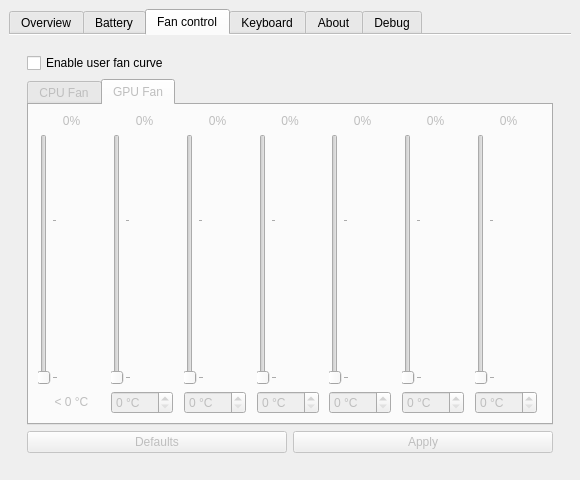
gouwschristo/MControlCenter, file src/mainwindow.ui: the form before one commit.
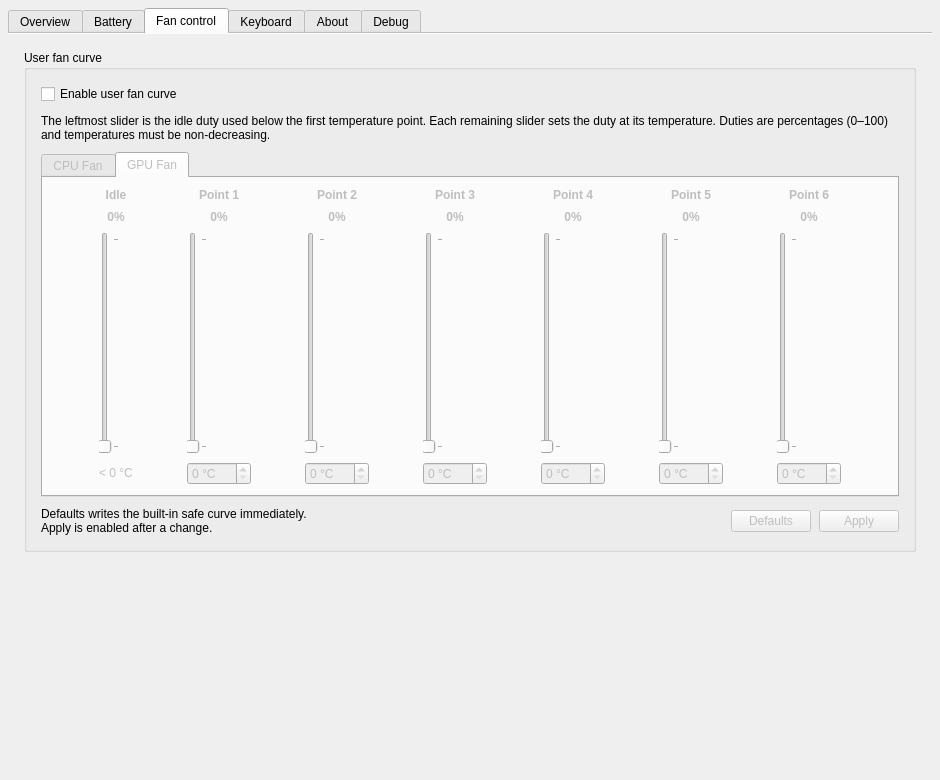
The form after the commit. The open tabs and pages were chosen to show the change. Icons and pictures are not drawn.

Commit message: ui: redesign layout and add explanatory tooltips

```diff
--- a/src/mainwindow.ui
+++ b/src/mainwindow.ui
@@ -2,33 +2,18 @@
 <ui version="4.0">
  <class>MainWindow</class>
  <widget class="QMainWindow" name="MainWindow">
-  <property name="enabled">
-   <bool>true</bool>
-  </property>
   <property name="geometry">
    <rect>
     <x>0</x>
     <y>0</y>
-    <width>580</width>
-    <height>480</height>
+    <width>940</width>
+    <height>780</height>
    </rect>
   </property>
-  <property name="sizePolicy">
-   <sizepolicy hsizetype="Expanding" vsizetype="Expanding">
-    <horstretch>0</horstretch>
-    <verstretch>0</verstretch>
-   </sizepolicy>
-  </property>
   <property name="minimumSize">
    <size>
-    <width>580</width>
-    <height>480</height>
-   </size>
-  </property>
-  <property name="maximumSize">
-   <size>
-    <width>580</width>
-    <height>480</height>
+    <width>860</width>
+    <height>640</height>
    </size>
   </property>
   <property name="windowTitle">
@@ -38,38 +23,23 @@
    <string/>
   </property>
   <widget class="QWidget" name="centralwidget">
-   <property name="enabled">
-    <bool>true</bool>
-   </property>
    <layout class="QGridLayout" name="gridLayout_3">
+    <property name="leftMargin">
+     <number>8</number>
+    </property>
+    <property name="topMargin">
+     <number>8</number>
+    </property>
+    <property name="rightMargin">
+     <number>8</number>
+    </property>
+    <property name="bottomMargin">
+     <number>8</number>
+    </property>
     <item row="0" column="0">
      <widget class="QTabWidget" name="tabWidget">
-      <property name="enabled">
-       <bool>true</bool>
-      </property>
-      <property name="sizePolicy">
-       <sizepolicy hsizetype="Preferred" vsizetype="Preferred">
-        <horstretch>0</horstretch>
-        <verstretch>0</verstretch>
-       </sizepolicy>
-      </property>
-      <property name="minimumSize">
-       <size>
-        <width>0</width>
-        <height>0</height>
-       </size>
-      </property>
-      <property name="baseSize">
-       <size>
-        <width>0</width>
-        <height>0</height>
-       </size>
-      </property>
-      <property name="layoutDirection">
-       <enum>Qt::LayoutDirection::LeftToRight</enum>
-      </property>
-      <property name="autoFillBackground">
-       <bool>true</bool>
+      <property name="toolTip">
+       <string>Switch between live status, battery settings, fan curves, keyboard backlight and information.</string>
       </property>
       <property name="tabPosition">
        <enum>QTabWidget::TabPosition::North</enum>
@@ -83,14 +53,11 @@
       <property name="documentMode">
        <bool>true</bool>
       </property>
-      <property name="tabsClosable">
-       <bool>false</bool>
-      </property>
       <property name="movable">
-       <bool>true</bool>
+       <bool>false</bool>
       </property>
       <property name="tabBarAutoHide">
-       <bool>true</bool>
+       <bool>false</bool>
       </property>
       <widget class="QWidget" name="overviewTab">
        <property name="maximumSize">
@@ -978,7 +945,19 @@
        <attribute name="title">
         <string>Fan control</string>
        </attribute>
-       <layout class="QGridLayout" name="gridLayout_9">
+       <layout class="QGridLayout" name="fanControlTabLayout">
+        <property name="leftMargin">
+         <number>0</number>
+        </property>
+        <property name="topMargin">
+         <number>0</number>
+        </property>
+        <property name="rightMargin">
+         <number>0</number>
+        </property>
+        <property name="bottomMargin">
+         <number>0</number>
+        </property>
         <item row="0" column="0">
          <widget class="QScrollArea" name="scrollArea">
           <property name="frameShape">
@@ -988,29 +967,73 @@
            <bool>true</bool>
           </property>
           <widget class="QWidget" name="scrollAreaWidgetContents_3">
-           <property name="geometry">
-            <rect>
-             <x>0</x>
-             <y>0</y>
-             <width>544</width>
-             <height>414</height>
-            </rect>
-           </property>
-           <layout class="QGridLayout" name="gridLayout_7">
-            <item row="0" column="0">
+           <layout class="QVBoxLayout" name="fanControlLayout">
+            <property name="leftMargin">
+             <number>16</number>
+            </property>
+            <property name="topMargin">
+             <number>16</number>
+            </property>
+            <property name="rightMargin">
+             <number>16</number>
+            </property>
+            <property name="bottomMargin">
+             <number>16</number>
+            </property>
+            <property name="spacing">
+             <number>12</number>
+            </property>
+            <item>
+             <widget class="QGroupBox" name="userCurveGroup">
+              <property name="title">
+               <string>User fan curve</string>
+              </property>
+              <property name="toolTip">
+               <string>Direct control of the EC fan curve. The curve is written to the driver's cpu/fan_curve and gpu/fan_curve attributes.</string>
+              </property>
+              <layout class="QVBoxLayout" name="userCurveLayout">
+               <property name="leftMargin">
+                <number>14</number>
+               </property>
+               <property name="topMargin">
+                <number>14</number>
+               </property>
+               <property name="rightMargin">
+                <number>14</number>
+               </property>
+               <property name="bottomMargin">
+                <number>14</number>
+               </property>
+               <property name="spacing">
+                <number>10</number>
+               </property>
+               <item>
              <widget class="QCheckBox" name="advancedFanControlCheckBox">
               <property name="text">
                <string>Enable user fan curve</string>
               </property>
-             </widget>
-            </item>
-            <item row="1" column="0">
+                 <property name="toolTip">
+                  <string>Take direct control of the EC fan curve. Enabling activates the vendor 'basic' fan mode and enables the sliders below; disabling returns to the automatic curve.</string>
+                 </property>
+                </widget>
+               </item>
+               <item>
+                <widget class="QLabel" name="fanCurveHintLabel">
+                 <property name="text">
+                  <string>The leftmost slider is the idle duty used below the first temperature point. Each remaining slider sets the duty at its temperature. Duties are percentages (0–100) and temperatures must be non-decreasing.</string>
+                 </property>
+                 <property name="wordWrap">
+                  <bool>true</bool>
+                 </property>
+                </widget>
+               </item>
+               <item>
              <widget class="QTabWidget" name="fanControlTabWidget">
               <property name="enabled">
                <bool>false</bool>
               </property>
-              <property name="styleSheet">
-               <string notr="true"/>
+                 <property name="toolTip">
+                  <string>CPU and GPU fan curves. Both are written to the EC when Apply is pressed.</string>
               </property>
               <property name="tabShape">
                <enum>QTabWidget::TabShape::Rounded</enum>
@@ -1018,9 +1041,6 @@
               <property name="currentIndex">
                <number>0</number>
               </property>
-              <property name="documentMode">
-               <bool>false</bool>
-              </property>
               <widget class="QWidget" name="tabWidgetPage1">
                <attribute name="title">
                 <string>CPU Fan</string>
@@ -1428,30 +1448,139 @@
                <attribute name="title">
                 <string>GPU Fan</string>
                </attribute>
-               <layout class="QGridLayout" name="gridLayout_4">
-                <item row="0" column="3">
-                 <widget class="QLabel" name="fan2Speed4Label">
-                  <property name="sizePolicy">
-                   <sizepolicy hsizetype="Expanding" vsizetype="Preferred">
-                    <horstretch>0</horstretch>
-                    <verstretch>0</verstretch>
-                   </sizepolicy>
-                  </property>
-                  <property name="text">
-                   <string notr="true">0%</string>
-                  </property>
-                  <property name="alignment">
-                   <set>Qt::AlignmentFlag::AlignCenter</set>
-                  </property>
-                 </widget>
-                </item>
+                  <layout class="QGridLayout" name="fan2Layout">
+                   <property name="leftMargin">
+                    <number>10</number>
+                   </property>
+                   <property name="topMargin">
+                    <number>10</number>
+                   </property>
+                   <property name="rightMargin">
+                    <number>10</number>
+                   </property>
+                   <property name="bottomMargin">
+                    <number>10</number>
+                   </property>
+                   <property name="horizontalSpacing">
+                    <number>8</number>
+                   </property>
+                   <property name="verticalSpacing">
+                    <number>8</number>
+                   </property>
                 <item row="0" column="0">
+                    <widget class="QLabel" name="fan2IdleHeaderLabel">
+                     <property name="font">
+                      <font>
+                       <bold>true</bold>
+                      </font>
+                     </property>
+                     <property name="text">
+                      <string>Idle</string>
+                     </property>
+                     <property name="alignment">
+                      <set>Qt::AlignmentFlag::AlignCenter</set>
+                     </property>
+                     <property name="toolTip">
+                      <string>Duty used while the temperature is below the first curve point.</string>
+                     </property>
+                    </widget>
+                   </item>
+                   <item row="0" column="1">
+                    <widget class="QLabel" name="fan2Point1HeaderLabel">
+                     <property name="font">
+                      <font>
+                       <bold>true</bold>
+                      </font>
+                     </property>
+                     <property name="text">
+                      <string>Point 1</string>
+                     </property>
+                     <property name="alignment">
+                      <set>Qt::AlignmentFlag::AlignCenter</set>
+                     </property>
+                    </widget>
+                   </item>
+                   <item row="0" column="2">
+                    <widget class="QLabel" name="fan2Point2HeaderLabel">
+                     <property name="font">
+                      <font>
+                       <bold>true</bold>
+                      </font>
+                     </property>
+                     <property name="text">
+                      <string>Point 2</string>
+                     </property>
+                     <property name="alignment">
+                      <set>Qt::AlignmentFlag::AlignCenter</set>
+                     </property>
+                    </widget>
+                   </item>
+                   <item row="0" column="3">
+                    <widget class="QLabel" name="fan2Point3HeaderLabel">
+                     <property name="font">
+                      <font>
+                       <bold>true</bold>
+                      </font>
+                     </property>
+                     <property name="text">
+                      <string>Point 3</string>
+                     </property>
+                     <property name="alignment">
+                      <set>Qt::AlignmentFlag::AlignCenter</set>
+                     </property>
+                    </widget>
+                   </item>
+                   <item row="0" column="4">
+                    <widget class="QLabel" name="fan2Point4HeaderLabel">
+                     <property name="font">
+                      <font>
+                       <bold>true</bold>
+                      </font>
+                     </property>
+                     <property name="text">
+                      <string>Point 4</string>
+                     </property>
+                     <property name="alignment">
+                      <set>Qt::AlignmentFlag::AlignCenter</set>
+                     </property>
+                    </widget>
+                   </item>
+                   <item row="0" column="5">
+                    <widget class="QLabel" name="fan2Point5HeaderLabel">
+                     <property name="font">
+                      <font>
+                       <bold>true</bold>
+                      </font>
+                     </property>
+                     <property name="text">
+                      <string>Point 5</string>
+                     </property>
+                     <property name="alignment">
+                      <set>Qt::AlignmentFlag::AlignCenter</set>
+                     </property>
+                    </widget>
+                   </item>
+                   <item row="0" column="6">
+                    <widget class="QLabel" name="fan2Point6HeaderLabel">
+                     <property name="font">
+                      <font>
+                       <bold>true</bold>
+                      </font>
+                     </property>
+                     <property name="text">
+                      <string>Point 6</string>
+                     </property>
+                     <property name="alignment">
+                      <set>Qt::AlignmentFlag::AlignCenter</set>
+                     </property>
+                    </widget>
+                   </item>
+                   <item row="1" column="0">
                  <widget class="QLabel" name="fan2Speed1Label">
-                  <property name="sizePolicy">
-                   <sizepolicy hsizetype="Expanding" vsizetype="Preferred">
-                    <horstretch>0</horstretch>
-                    <verstretch>0</verstretch>
-                   </sizepolicy>
+                     <property name="font">
+                      <font>
+                       <bold>true</bold>
+                      </font>
                   </property>
                   <property name="text">
                    <string notr="true">0%</string>
@@ -1459,81 +1588,53 @@
                   <property name="alignment">
                    <set>Qt::AlignmentFlag::AlignCenter</set>
                   </property>
-                 </widget>
-                </item>
-                <item row="1" column="3">
-                 <widget class="QSlider" name="fan2Speed4Slider">
-                  <property name="minimumSize">
-                   <size>
-                    <width>0</width>
-                    <height>200</height>
-                   </size>
-                  </property>
-                  <property name="maximum">
-                   <number>150</number>
-                  </property>
-                  <property name="orientation">
-                   <enum>Qt::Orientation::Vertical</enum>
-                  </property>
-                  <property name="tickPosition">
-                   <enum>QSlider::TickPosition::TicksBelow</enum>
-                  </property>
-                  <property name="tickInterval">
-                   <number>100</number>
+                     <property name="toolTip">
+                      <string>Idle duty in percent.</string>
                   </property>
                  </widget>
                 </item>
                 <item row="1" column="1">
-                 <widget class="QSlider" name="fan2Speed2Slider">
-                  <property name="minimumSize">
-                   <size>
-                    <width>0</width>
-                    <height>200</height>
-                   </size>
-                  </property>
-                  <property name="maximum">
-                   <number>150</number>
-                  </property>
-                  <property name="orientation">
-                   <enum>Qt::Orientation::Vertical</enum>
-                  </property>
-                  <property name="tickPosition">
-                   <enum>QSlider::TickPosition::TicksBelow</enum>
-                  </property>
-                  <property name="tickInterval">
-                   <number>100</number>
+                    <widget class="QLabel" name="fan2Speed2Label">
+                     <property name="font">
+                      <font>
+                       <bold>true</bold>
+                      </font>
+                     </property>
+                     <property name="text">
+                      <string notr="true">0%</string>
+                     </property>
+                     <property name="alignment">
+                      <set>Qt::AlignmentFlag::AlignCenter</set>
+                     </property>
+                     <property name="toolTip">
+                      <string>Duty at curve point 1 in percent.</string>
                   </property>
                  </widget>
                 </item>
                 <item row="1" column="2">
-                 <widget class="QSlider" name="fan2Speed3Slider">
-                  <property name="minimumSize">
-                   <size>
-                    <width>0</width>
-                    <height>200</height>
-                   </size>
-                  </property>
-                  <property name="maximum">
-                   <number>150</number>
-                  </property>
-                  <property name="orientation">
-                   <enum>Qt::Orientation::Vertical</enum>
-                  </property>
-                  <property name="tickPosition">
-                   <enum>QSlider::TickPosition::TicksBelow</enum>
-                  </property>
-                  <property name="tickInterval">
-                   <number>100</number>
-                  </property>
-                 </widget>
-                </item>
-                <item row="0" column="5">
-                 <widget class="QLabel" name="fan2Speed6Label">
-                  <property name="sizePolicy">
-                   <sizepolicy hsizetype="Expanding" vsizetype="Preferred">
-                    <horstretch>0</horstretch>
-                    <verstretch>0</verstretch>
-                   </sizepolicy>
+                    <widget class="QLabel" name="fan2Speed3Label">
+                     <property name="font">
+                      <font>
+                       <bold>true</bold>
+                      </font>
+                     </property>
+                     <property name="text">
+                      <string notr="true">0%</string>
+                     </property>
+                     <property name="alignment">
+                      <set>Qt::AlignmentFlag::AlignCenter</set>
+                     </property>
+                     <property name="toolTip">
+                      <string>Duty at curve point 2 in percent.</string>
+                     </property>
+                    </widget>
+                   </item>
+                   <item row="1" column="3">
+                    <widget class="QLabel" name="fan2Speed4Label">
+                     <property name="font">
+                      <font>
+                       <bold>true</bold>
+                      </font>
                   </property>
                   <property name="text">
                    <string notr="true">0%</string>
@@ -1541,37 +1642,17 @@
                   <property name="alignment">
                    <set>Qt::AlignmentFlag::AlignCenter</set>
                   </property>
-                 </widget>
-                </item>
-                <item row="1" column="5">
-                 <widget class="QSlider" name="fan2Speed6Slider">
-                  <property name="minimumSize">
-                   <size>
-                    <width>0</width>
-                    <height>200</height>
-                   </size>
-                  </property>
-                  <property name="maximum">
-                   <number>150</number>
-                  </property>
-                  <property name="orientation">
-                   <enum>Qt::Orientation::Vertical</enum>
-                  </property>
-                  <property name="tickPosition">
-                   <enum>QSlider::TickPosition::TicksBelow</enum>
-                  </property>
-                  <property name="tickInterval">
-                   <number>100</number>
-                  </property>
-                 </widget>
-                </item>
-                <item row="0" column="4">
+                     <property name="toolTip">
+                      <string>Duty at curve point 3 in percent.</string>
+                     </property>
+                    </widget>
+                   </item>
+                   <item row="1" column="4">
                  <widget class="QLabel" name="fan2Speed5Label">
-                  <property name="sizePolicy">
-                   <sizepolicy hsizetype="Expanding" vsizetype="Preferred">
-                    <horstretch>0</horstretch>
-                    <verstretch>0</verstretch>
-                   </sizepolicy>
+                     <property name="font">
+                      <font>
+                       <bold>true</bold>
+                      </font>
                   </property>
                   <property name="text">
                    <string notr="true">0%</string>
@@ -1579,18 +1660,66 @@
                   <property name="alignment">
                    <set>Qt::AlignmentFlag::AlignCenter</set>
                   </property>
-                 </widget>
-                </item>
-                <item row="1" column="0">
+                     <property name="toolTip">
+                      <string>Duty at curve point 4 in percent.</string>
+                     </property>
+                    </widget>
+                   </item>
+                   <item row="1" column="5">
+                    <widget class="QLabel" name="fan2Speed6Label">
+                     <property name="font">
+                      <font>
+                       <bold>true</bold>
+                      </font>
+                     </property>
+                     <property name="text">
+                      <string notr="true">0%</string>
+                     </property>
+                     <property name="alignment">
+                      <set>Qt::AlignmentFlag::AlignCenter</set>
+                     </property>
+                     <property name="toolTip">
+                      <string>Duty at curve point 5 in percent.</string>
+                     </property>
+                    </widget>
+                   </item>
+                   <item row="1" column="6">
+                    <widget class="QLabel" name="fan2Speed7Label">
+                     <property name="font">
+                      <font>
+                       <bold>true</bold>
+                      </font>
+                     </property>
+                     <property name="text">
+                      <string notr="true">0%</string>
+                     </property>
+                     <property name="alignment">
+                      <set>Qt::AlignmentFlag::AlignCenter</set>
+                     </property>
+                     <property name="toolTip">
+                      <string>Duty at curve point 6 in percent.</string>
+                     </property>
+                    </widget>
+                   </item>
+                   <item row="2" column="0">
                  <widget class="QSlider" name="fan2Speed1Slider">
+                     <property name="sizePolicy">
+                      <sizepolicy hsizetype="Fixed" vsizetype="Expanding">
+                       <horstretch>0</horstretch>
+                       <verstretch>0</verstretch>
+                      </sizepolicy>
+                     </property>
                   <property name="minimumSize">
                    <size>
                     <width>0</width>
-                    <height>200</height>
-                   </size>
-                  </property>
+                       <height>220</height>
+                      </size>
+                     </property>
+                     <property name="toolTip">
+                      <string>Idle duty (percent) used below the first temperature point.</string>
+                     </property>
                   <property name="maximum">
-                   <number>150</number>
+                      <number>100</number>
                   </property>
                   <property name="orientation">
                    <enum>Qt::Orientation::Vertical</enum>
@@ -1603,16 +1732,118 @@
                   </property>
                  </widget>
                 </item>
-                <item row="1" column="4">
+                   <item row="2" column="1">
+                    <widget class="QSlider" name="fan2Speed2Slider">
+                     <property name="sizePolicy">
+                      <sizepolicy hsizetype="Fixed" vsizetype="Expanding">
+                       <horstretch>0</horstretch>
+                       <verstretch>0</verstretch>
+                      </sizepolicy>
+                     </property>
+                     <property name="minimumSize">
+                      <size>
+                       <width>0</width>
+                       <height>220</height>
+                      </size>
+                     </property>
+                     <property name="toolTip">
+                      <string>Duty (percent) at curve point 1.</string>
+                     </property>
+                     <property name="maximum">
+                      <number>100</number>
+                     </property>
+                     <property name="orientation">
+                      <enum>Qt::Orientation::Vertical</enum>
+                     </property>
+                     <property name="tickPosition">
+                      <enum>QSlider::TickPosition::TicksBelow</enum>
+                     </property>
+                     <property name="tickInterval">
+                      <number>100</number>
+                     </property>
+                    </widget>
+                   </item>
+                   <item row="2" column="2">
+                    <widget class="QSlider" name="fan2Speed3Slider">
+                     <property name="sizePolicy">
+                      <sizepolicy hsizetype="Fixed" vsizetype="Expanding">
+                       <horstretch>0</horstretch>
+                       <verstretch>0</verstretch>
+                      </sizepolicy>
+                     </property>
+                     <property name="minimumSize">
+                      <size>
+                       <width>0</width>
+                       <height>220</height>
+                      </size>
+                     </property>
+                     <property name="toolTip">
+                      <string>Duty (percent) at curve point 2.</string>
+                     </property>
+                     <property name="maximum">
+                      <number>100</number>
+                     </property>
+                     <property name="orientation">
+                      <enum>Qt::Orientation::Vertical</enum>
+                     </property>
+                     <property name="tickPosition">
+                      <enum>QSlider::TickPosition::TicksBelow</enum>
+                     </property>
+                     <property name="tickInterval">
+                      <number>100</number>
+                     </property>
+                    </widget>
+                   </item>
+                   <item row="2" column="3">
+                    <widget class="QSlider" name="fan2Speed4Slider">
+                     <property name="sizePolicy">
+                      <sizepolicy hsizetype="Fixed" vsizetype="Expanding">
+                       <horstretch>0</horstretch>
+                       <verstretch>0</verstretch>
+                      </sizepolicy>
+                     </property>
+                     <property name="minimumSize">
+                      <size>
+                       <width>0</width>
+                       <height>220</height>
+                      </size>
+                     </property>
+                     <property name="toolTip">
+                      <string>Duty (percent) at curve point 3.</string>
+                     </property>
+                     <property name="maximum">
+                      <number>100</number>
+                     </property>
+                     <property name="orientation">
+                      <enum>Qt::Orientation::Vertical</enum>
+                     </property>
+                     <property name="tickPosition">
+                      <enum>QSlider::TickPosition::TicksBelow</enum>
+                     </property>
+                     <property name="tickInterval">
+                      <number>100</number>
+                     </property>
+                    </widget>
+                   </item>
+                   <item row="2" column="4">
                  <widget class="QSlider" name="fan2Speed5Slider">
+                     <property name="sizePolicy">
+                      <sizepolicy hsizetype="Fixed" vsizetype="Expanding">
+                       <horstretch>0</horstretch>
+                       <verstretch>0</verstretch>
+                      </sizepolicy>
+                     </property>
                   <property name="minimumSize">
                    <size>
                     <width>0</width>
-                    <height>200</height>
-                   </size>
-                  </property>
+                       <height>220</height>
+                      </size>
+                     </property>
+                     <property name="toolTip">
+                      <string>Duty (percent) at curve point 4.</string>
+                     </property>
                   <property name="maximum">
-                   <number>150</number>
+                      <number>100</number>
                   </property>
                   <property name="orientation">
                    <enum>Qt::Orientation::Vertical</enum>
@@ -1625,48 +1856,56 @@
                   </property>
                  </widget>
                 </item>
-                <item row="0" column="1">
-                 <widget class="QLabel" name="fan2Speed2Label">
+                   <item row="2" column="5">
+                    <widget class="QSlider" name="fan2Speed6Slider">
                   <property name="sizePolicy">
-                   <sizepolicy hsizetype="Expanding" vsizetype="Preferred">
+                      <sizepolicy hsizetype="Fixed" vsizetype="Expanding">
                     <horstretch>0</horstretch>
                     <verstretch>0</verstretch>
                    </sizepolicy>
                   </property>
-                  <property name="text">
-                   <string notr="true">0%</string>
-                  </property>
-                  <property name="alignment">
-                   <set>Qt::AlignmentFlag::AlignCenter</set>
-                  </property>
-                 </widget>
-                </item>
-                <item row="0" column="2">
-                 <widget class="QLabel" name="fan2Speed3Label">
-                  <property name="sizePolicy">
-                   <sizepolicy hsizetype="Expanding" vsizetype="Preferred">
-                    <horstretch>0</horstretch>
-                    <verstretch>0</verstretch>
-                   </sizepolicy>
-                  </property>
-                  <property name="text">
-                   <string notr="true">0%</string>
-                  </property>
-                  <property name="alignment">
-                   <set>Qt::AlignmentFlag::AlignCenter</set>
-                  </property>
-                 </widget>
-                </item>
-                <item row="1" column="6">
+                     <property name="minimumSize">
+                      <size>
+                       <width>0</width>
+                       <height>220</height>
+                      </size>
+                     </property>
+                     <property name="toolTip">
+                      <string>Duty (percent) at curve point 5.</string>
+                     </property>
+                     <property name="maximum">
+                      <number>100</number>
+                     </property>
+                     <property name="orientation">
+                      <enum>Qt::Orientation::Vertical</enum>
+                     </property>
+                     <property name="tickPosition">
+                      <enum>QSlider::TickPosition::TicksBelow</enum>
+                     </property>
+                     <property name="tickInterval">
+                      <number>100</number>
+                     </property>
+                    </widget>
+                   </item>
+                   <item row="2" column="6">
                  <widget class="QSlider" name="fan2Speed7Slider">
+                     <property name="sizePolicy">
+                      <sizepolicy hsizetype="Fixed" vsizetype="Expanding">
+                       <horstretch>0</horstretch>
+                       <verstretch>0</verstretch>
+                      </sizepolicy>
+                     </property>
                   <property name="minimumSize">
                    <size>
                     <width>0</width>
-                    <height>200</height>
-                   </size>
-                  </property>
+                       <height>220</height>
+                      </size>
+                     </property>
+                     <property name="toolTip">
+                      <string>Duty (percent) at curve point 6.</string>
+                     </property>
                   <property name="maximum">
-                   <number>150</number>
+                      <number>100</number>
                   </property>
                   <property name="orientation">
                    <enum>Qt::Orientation::Vertical</enum>
@@ -1679,23 +1918,7 @@
                   </property>
                  </widget>
                 </item>
-                <item row="0" column="6">
-                 <widget class="QLabel" name="fan2Speed7Label">
-                  <property name="sizePolicy">
-                   <sizepolicy hsizetype="Expanding" vsizetype="Preferred">
-                    <horstretch>0</horstretch>
-                    <verstretch>0</verstretch>
-                   </sizepolicy>
-                  </property>
-                  <property name="text">
-                   <string notr="true">0%</string>
-                  </property>
-                  <property name="alignment">
-                   <set>Qt::AlignmentFlag::AlignCenter</set>
-                  </property>
-                 </widget>
-                </item>
-                <item row="2" column="0">
+                   <item row="3" column="0">
                  <widget class="QLabel" name="fan2Speed1TempLabel">
                   <property name="text">
                    <string notr="true">&lt; 0 °C</string>
@@ -1703,92 +1926,139 @@
                   <property name="alignment">
                    <set>Qt::AlignmentFlag::AlignCenter</set>
                   </property>
-                 </widget>
-                </item>
-                <item row="2" column="1">
+                     <property name="toolTip">
+                      <string>Idle duty applies below the first temperature point.</string>
+                     </property>
+                    </widget>
+                   </item>
+                   <item row="3" column="1">
                  <widget class="QSpinBox" name="fan2Speed2TempSpinBox">
                   <property name="maximumSize">
                    <size>
-                    <width>62</width>
+                       <width>70</width>
                     <height>16777215</height>
                    </size>
                   </property>
                   <property name="suffix">
                    <string notr="true"> °C</string>
                   </property>
-                 </widget>
-                </item>
-                <item row="2" column="2">
+                     <property name="maximum">
+                      <number>100</number>
+                     </property>
+                    </widget>
+                   </item>
+                   <item row="3" column="2">
                  <widget class="QSpinBox" name="fan2Speed3TempSpinBox">
                   <property name="maximumSize">
                    <size>
-                    <width>62</width>
+                       <width>70</width>
                     <height>16777215</height>
                    </size>
                   </property>
                   <property name="suffix">
                    <string notr="true"> °C</string>
                   </property>
-                 </widget>
-                </item>
-                <item row="2" column="3">
+                     <property name="maximum">
+                      <number>100</number>
+                     </property>
+                    </widget>
+                   </item>
+                   <item row="3" column="3">
                  <widget class="QSpinBox" name="fan2Speed4TempSpinBox">
                   <property name="maximumSize">
                    <size>
-                    <width>62</width>
+                       <width>70</width>
                     <height>16777215</height>
                    </size>
                   </property>
                   <property name="suffix">
                    <string notr="true"> °C</string>
                   </property>
-                 </widget>
-                </item>
-                <item row="2" column="4">
+                     <property name="maximum">
+                      <number>100</number>
+                     </property>
+                    </widget>
+                   </item>
+                   <item row="3" column="4">
                  <widget class="QSpinBox" name="fan2Speed5TempSpinBox">
                   <property name="maximumSize">
                    <size>
-                    <width>62</width>
+                       <width>70</width>
                     <height>16777215</height>
                    </size>
                   </property>
                   <property name="suffix">
                    <string notr="true"> °C</string>
                   </property>
-                 </widget>
-                </item>
-                <item row="2" column="5">
+                     <property name="maximum">
+                      <number>100</number>
+                     </property>
+                    </widget>
+                   </item>
+                   <item row="3" column="5">
                  <widget class="QSpinBox" name="fan2Speed6TempSpinBox">
                   <property name="maximumSize">
                    <size>
-                    <width>62</width>
+                       <width>70</width>
                     <height>16777215</height>
                    </size>
                   </property>
                   <property name="suffix">
                    <string notr="true"> °C</string>
                   </property>
-                 </widget>
-                </item>
-                <item row="2" column="6">
+                     <property name="maximum">
+                      <number>100</number>
+                     </property>
+                    </widget>
+                   </item>
+                   <item row="3" column="6">
                  <widget class="QSpinBox" name="fan2Speed7TempSpinBox">
                   <property name="maximumSize">
                    <size>
-                    <width>62</width>
+                       <width>70</width>
                     <height>16777215</height>
                    </size>
                   </property>
                   <property name="suffix">
                    <string notr="true"> °C</string>
                   </property>
+                     <property name="maximum">
+                      <number>100</number>
+                     </property>
                  </widget>
                 </item>
                </layout>
               </widget>
              </widget>
             </item>
-            <item row="2" column="0">
-             <layout class="QHBoxLayout" name="horizontalLayout">
+               <item>
+                <layout class="QHBoxLayout" name="fanButtonLayout">
+                 <property name="spacing">
+                  <number>8</number>
+                 </property>
+                 <item>
+                  <widget class="QLabel" name="fanButtonHintLabel">
+                   <property name="text">
+                    <string>Defaults writes the built-in safe curve immediately. Apply is enabled after a change.</string>
+                   </property>
+                   <property name="wordWrap">
+                    <bool>true</bool>
+                   </property>
+                  </widget>
+                 </item>
+                 <item>
+                  <spacer name="fanButtonSpacer">
+                   <property name="orientation">
+                    <enum>Qt::Orientation::Horizontal</enum>
+                   </property>
+                   <property name="sizeHint" stdset="0">
+                    <size>
+                     <width>20</width>
+                     <height>20</height>
+                    </size>
+                   </property>
+                  </spacer>
+                 </item>
               <item>
                <widget class="QPushButton" name="fanSpeedResetButton">
                 <property name="enabled">
@@ -1810,6 +2080,22 @@
                </widget>
               </item>
              </layout>
+               </item>
+              </layout>
+             </widget>
+            </item>
+            <item>
+             <spacer name="fanControlSpacer">
+              <property name="orientation">
+               <enum>Qt::Orientation::Vertical</enum>
+              </property>
+              <property name="sizeHint" stdset="0">
+               <size>
+                <width>20</width>
+                <height>10</height>
+               </size>
+              </property>
+             </spacer>
             </item>
            </layout>
           </widget>
```
Left out of the diff: 2795 changed lines with no effect on the pictures. Lines whose indentation alone changed are shown as unchanged. The commit also changes 1 other file.
